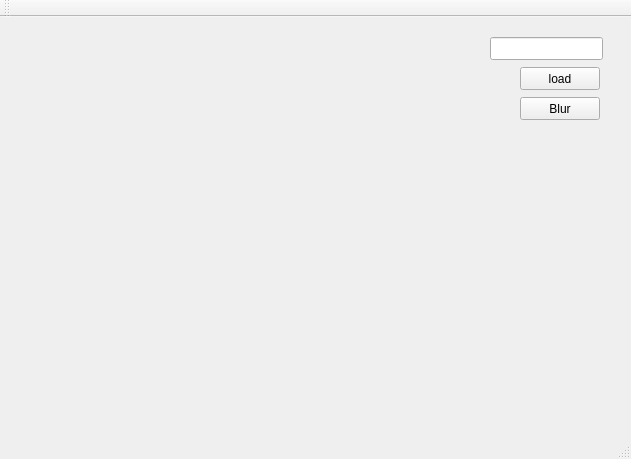
Old version of the form mainwindow.ui in the repository alexfura/CNN-from-scratch.
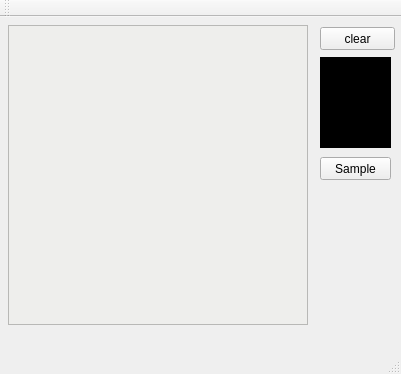
New version of the form.

What changed in the file:
```diff
--- a/mainwindow.ui
+++ b/mainwindow.ui
@@ -6,8 +6,8 @@
    <rect>
     <x>0</x>
     <y>0</y>
-    <width>631</width>
-    <height>459</height>
+    <width>401</width>
+    <height>374</height>
    </rect>
   </property>
   <property name="windowTitle">
@@ -17,51 +17,74 @@
    <widget class="QLabel" name="imagemap">
     <property name="geometry">
      <rect>
-      <x>30</x>
+      <x>320</x>
       <y>40</y>
-      <width>441</width>
-      <height>341</height>
+      <width>71</width>
+      <height>91</height>
      </rect>
     </property>
+    <property name="styleSheet">
+     <string notr="true">color: rgb(255, 255, 255);
+background-color: rgb(0, 0, 0);
+font: 75 64pt &quot;Courier 10 Pitch&quot;;</string>
+    </property>
     <property name="text">
      <string/>
     </property>
+    <property name="alignment">
+     <set>Qt::AlignCenter</set>
+    </property>
    </widget>
    <widget class="QPushButton" name="blurButt">
     <property name="geometry">
      <rect>
-      <x>520</x>
-      <y>80</y>
-      <width>80</width>
+      <x>320</x>
+      <y>140</y>
+      <width>71</width>
       <height>23</height>
      </rect>
     </property>
     <property name="text">
-     <string>Blur</string>
+     <string>Sample</string>
     </property>
    </widget>
-   <widget class="QPushButton" name="load">
+   <widget class="QTableWidget" name="map">
     <property name="geometry">
      <rect>
-      <x>520</x>
-      <y>50</y>
-      <width>80</width>
-      <height>23</height>
+      <x>8</x>
+      <y>8</y>
+      <width>300</width>
+      <height>300</height>
      </rect>
     </property>
-    <property name="text">
-     <string>load</string>
+    <property name="styleSheet">
+     <string notr="true">background-color: rgb(238, 238, 236);</string>
     </property>
+    <attribute name="horizontalHeaderDefaultSectionSize">
+     <number>10</number>
+    </attribute>
+    <attribute name="horizontalHeaderMinimumSectionSize">
+     <number>10</number>
+    </attribute>
+    <attribute name="verticalHeaderDefaultSectionSize">
+     <number>10</number>
+    </attribute>
+    <attribute name="verticalHeaderMinimumSectionSize">
+     <number>10</number>
+    </attribute>
    </widget>
-   <widget class="QLineEdit" name="imagepath">
+   <widget class="QPushButton" name="clearButt">
     <property name="geometry">
      <rect>
-      <x>490</x>
-      <y>20</y>
-      <width>113</width>
+      <x>320</x>
+      <y>10</y>
+      <width>75</width>
       <height>23</height>
      </rect>
     </property>
+    <property name="text">
+     <string>clear</string>
+    </property>
    </widget>
   </widget>
   <widget class="QMenuBar" name="menuBar">
```
Left out of the diff: 6 changed lines with no effect on the pictures.
